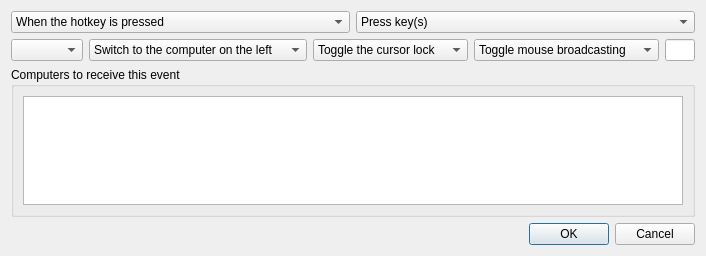
This is src/lib/gui/dialogs/ActionDialog.ui in qiyu-lu/deskflow as Qt 5 draws it before an edit. The edited form follows.
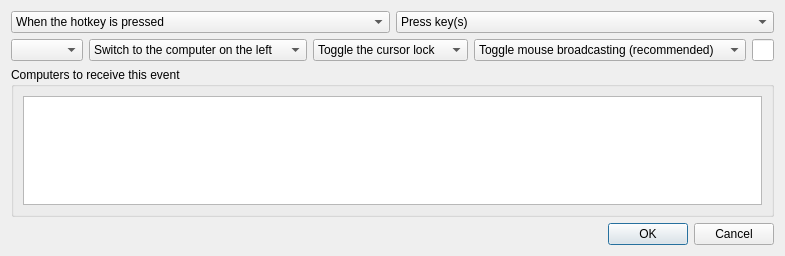
This is the edited form. Custom widgets are drawn as their Qt base class.

Commit message: feat(mouse-broadcast): add runtime GUI controls

Patch:
```diff
--- a/src/lib/gui/dialogs/ActionDialog.ui
+++ b/src/lib/gui/dialogs/ActionDialog.ui
@@ -152,7 +152,7 @@
        </property>
        <item>
         <property name="text">
-         <string>Toggle mouse broadcasting</string>
+         <string>Toggle mouse broadcasting (recommended)</string>
         </property>
        </item>
        <item>
```
The commit also changes 31 other files.
